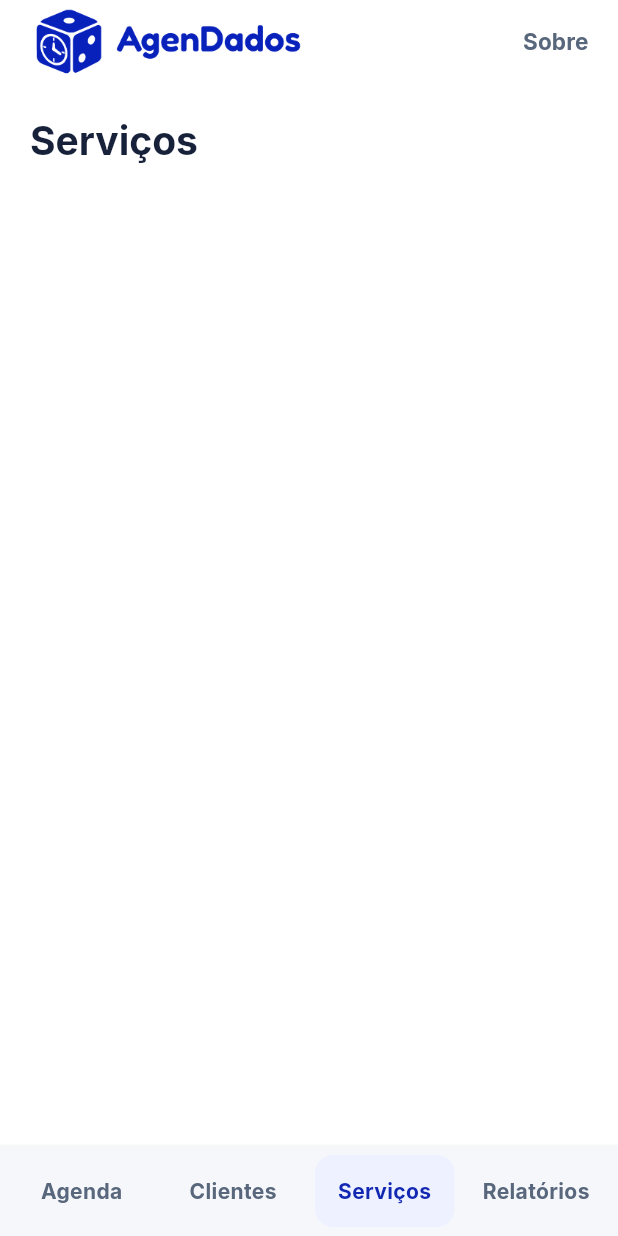
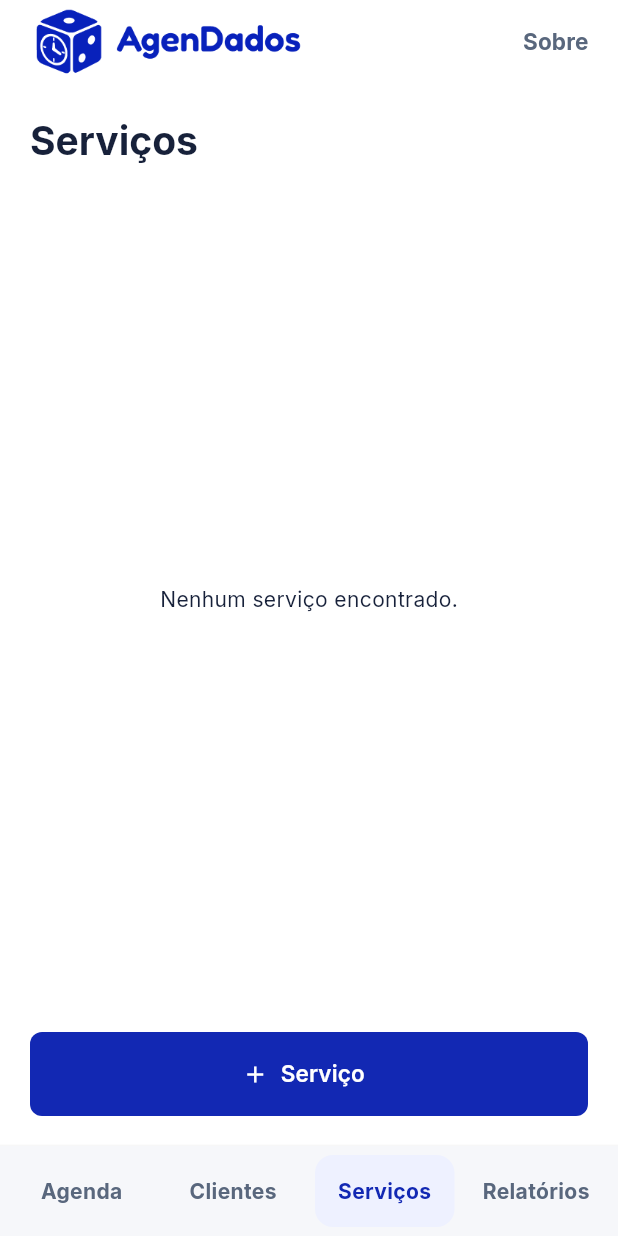
Before and after one commit to HeberFHLemes/projeto-integrador-vi-b, a Flutter app: the ServicosPage screen opened by its route, on a phone screen of 412 x 824 dp. Run offline on Flutter 3.47's test engine with Material 3 defaults, Android fonts, the phone set to English and light mode, and no system bars; our stand-ins replace get_it, go_router, sqflite; accounts and stored records are empty.

Commit message:
feat: Implementa estrutura principal da tela Serviços

```diff
--- a/lib/features/servicos/presentation/pages/servicos_page.dart
+++ b/lib/features/servicos/presentation/pages/servicos_page.dart
@@ -1,10 +1,46 @@
 import 'package:flutter/material.dart';
+import 'package:go_router/go_router.dart';
 
-class ServicosPage extends StatelessWidget {
+import '../../../../app/di/dependencies.dart';
+import '../../../../app/router/route_names.dart';
+import '../../../../core/utils/money_formatter.dart';
+import '../../../../core/widgets/primary_button.dart';
+import '../viewmodels/servicos_view_model.dart';
+import '../widgets/servico_list_tile.dart';
+
+class ServicosPage extends StatefulWidget {
   const ServicosPage({super.key});
 
   @override
+  State<StatefulWidget> createState() => _ServicosPageState();
+}
+
+class _ServicosPageState extends State<ServicosPage> {
+  late final ServicosViewModel _viewModel;
+
+  late final MoneyFormatter _moneyFormatter;
+
+  @override
+  void initState() {
+    super.initState();
+
+    _moneyFormatter = MoneyFormatter();
+
+    _viewModel = getIt<ServicosViewModel>();
+    _viewModel.carregarServicos();
+  }
+
+  @override
+  void dispose() {
+    _viewModel.dispose();
+    super.dispose();
+  }
+
+  @override
   Widget build(BuildContext context) {
+    return ListenableBuilder(
+      listenable: _viewModel,
+      builder: (context, child) {
         return SafeArea(
           child: Padding(
             padding: const EdgeInsets.all(20),
@@ -17,10 +53,81 @@ class ServicosPage extends StatelessWidget {
                   style: Theme.of(context).textTheme.headlineSmall,
                 ),
 
-            // TODO: conteúdo e estado
+                // TODO: filtro de busca por nome
+
+                // TODO: Seletor do filtro ativos/inativos
+
+                // Listagem dos serviços
+                Expanded(
+                  child: _montarConteudo(),
+                ),
+
+                // Botão cadastrar serviço
+                PrimaryButton(
+                  label: 'Serviço',
+                  onPressed: () => context.goNamed(RouteNames.cadastroServico),
+                  icon: Icons.add,
+                  isExpanded: true,
+                ),
               ],
             ),
           ),
         );
+      },
+    );
+  }
+
+  Widget _montarConteudo() {
+    if (_viewModel.isLoading) {
+      return const Center(
+        child: CircularProgressIndicator(),
+      );
+    }
+
+    if (_viewModel.errorMessage != null) {
+      return Center(
+        child: Text(_viewModel.errorMessage!),
+      );
+    }
+
+    if (_viewModel.servicos.isEmpty) {
+      return const Center(
+        child: Text('Nenhum serviço encontrado.'),
+      );
+    }
+
+    final quantidade = _viewModel.servicos.length;
+
+    return Column(
+      crossAxisAlignment: CrossAxisAlignment.start,
+      children: [
+        Text(
+          '$quantidade servicos',
+          style: Theme.of(context).textTheme.labelMedium,
+        ),
+
+        const SizedBox(height: 12),
+
+        Expanded(
+          child: ListView.separated(
+            itemCount: quantidade,
+            itemBuilder: (context, index) {
+              final servico = _viewModel.servicos[index];
+
+              return ServicoListTile(
+                nome: servico.nome,
+                preco: _moneyFormatter.format(servico.preco),
+                onTap: () => context.goNamed(
+                  // redireciona direto para tela de atualização do serviço
+                  RouteNames.atualizacaoServico,
+                  pathParameters: { 'id': servico.id.toString() }
+                ),
+              );
+            },
+            separatorBuilder: (_, _) => const Divider(thickness: 0.2),
+          ),
+        ),
+      ],
+    );
   }
 }
```
Also changed, not shown: lib/app/di/dependencies.dart (+11 -1 lines), lib/features/servicos/presentation/widgets/servico_list_tile.dart (added, +38 -0 lines). Lines whose indentation alone changed are shown as unchanged.
